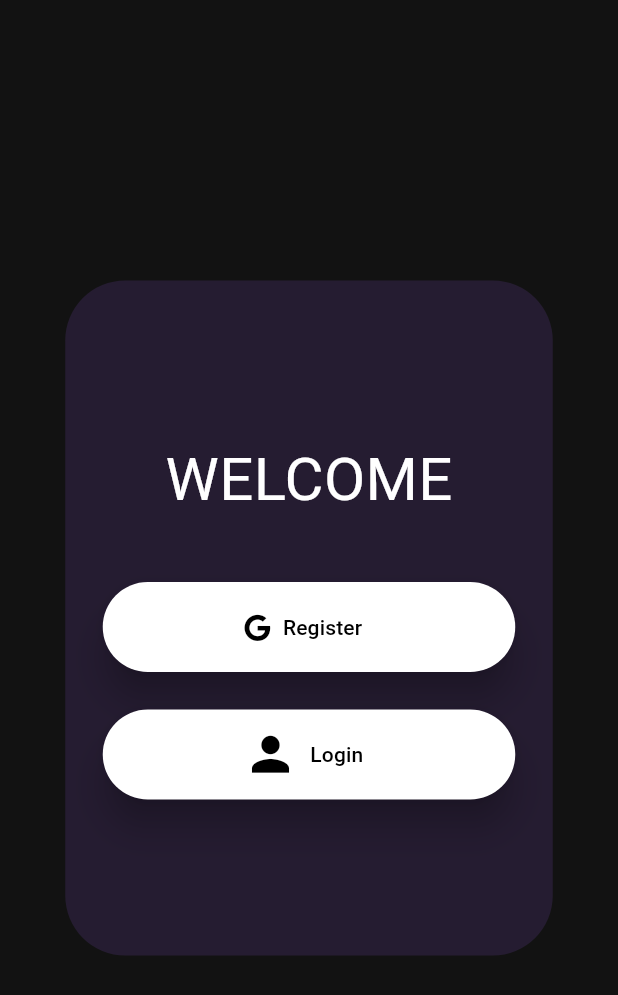
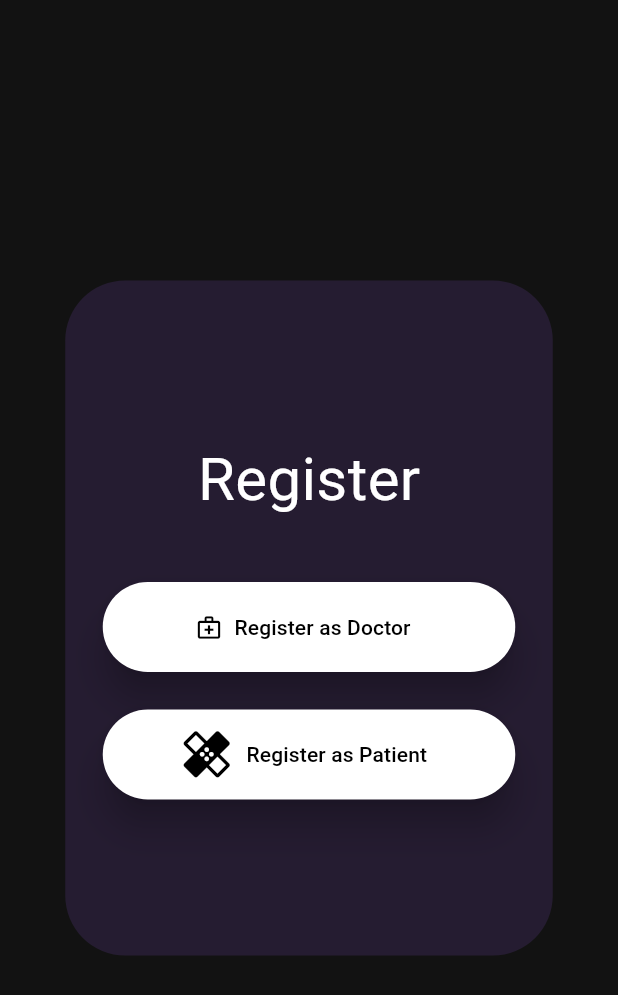
Before and after one commit to vishhalnarkar/AbleEase-Vishhal-09, a Flutter app: the screen it shows after launch, on a phone screen of 412 x 824 dp. Shown: the top 995 px of the screen. Run offline on Flutter 3.47's test engine with Material 3 defaults, Android fonts, the light colour scheme and no system bars; our stand-ins replace audioplayers, cloud_firestore, community_material_icon, curved_labeled_navigation_bar, firebase_auth, firebase_core and 6 more; missing offline and left inert: dart:ffi; accounts and stored records are empty.

Commit message:
Started dcotor panel

```diff
--- a/lib/main.dart
+++ b/lib/main.dart
@@ -1,5 +1,7 @@
+import 'package:ableeasefinale/pages/RegisterPatientDoctor.dart';
 import 'package:ableeasefinale/pages/UI/loginPage.dart';
 import 'package:ableeasefinale/pages/UI/signIn.dart';
+import 'package:ableeasefinale/pages/doctorPages/doctorSignIn.dart';
 import 'package:ableeasefinale/providers/user_provider.dart';
 import 'package:firebase_auth/firebase_auth.dart';
 import 'package:firebase_core/firebase_core.dart';
@@ -39,7 +41,9 @@ class MyApp extends StatelessWidget {
           builder: (context, snapshot) {
             if (snapshot.connectionState == ConnectionState.active) {
               if (snapshot.hasData) {
-                return const ParentPage();
+                // return const ParentPage();
+                return const RegPatientdoctor();
+                // return const DoctorSignIn();
               } else if (snapshot.hasError) {
                 return Center(
                   child: Text('${snapshot.error}'),
@@ -50,7 +54,9 @@ class MyApp extends StatelessWidget {
               return const Center(child: CircularProgressIndicator());
             }
 
-            return const LoginPage();
+            // return const LoginPage();
+            return const RegPatientdoctor();
+            // return const DoctorSignIn();
           },
         ),
         // home: MedTest(),
--- /dev/null
+++ b/lib/pages/RegisterPatientDoctor.dart
@@ -0,0 +1,89 @@
+import 'package:ableeasefinale/pages/UI/detailsPage.dart';
+import 'package:ableeasefinale/pages/UI/loginScreen.dart';
+import 'package:flutter/material.dart';
+import 'package:font_awesome_flutter/font_awesome_flutter.dart';
+
+class RegPatientdoctor extends StatelessWidget {
+  const RegPatientdoctor({super.key});
+
+  @override
+  Widget build(BuildContext context) {
+    return Scaffold(
+      body: Center(
+        child: Container(
+          width: 325,
+          height: 450,
+          decoration: BoxDecoration(
+            color: Theme.of(context).colorScheme.primary,
+            borderRadius: BorderRadius.circular(40),
+          ),
+          child: Column(
+            mainAxisAlignment: MainAxisAlignment.center,
+            children: [
+              const Text(
+                "Register",
+                style: TextStyle(
+                  fontSize: 40,
+                  fontWeight: FontWeight.w400,
+                ),
+              ),
+              const SizedBox(
+                height: 40,
+              ),
+              // Here
+              ConstrainedBox(
+                constraints:
+                    const BoxConstraints.tightFor(width: 275, height: 60),
+                child: ElevatedButton.icon(
+                  onPressed: () {
+                    // ignore: avoid_print
+                    Navigator.of(context).push(MaterialPageRoute(
+                        builder: (context) => const DetailsPage()));
+                  },
+                  icon: const Icon(
+                    Icons.medical_services_outlined,
+                    color: Colors.black,
+                    // size: 50,
+                  ),
+                  label: const Text(
+                    "Register as Doctor",
+                    style: TextStyle(color: Colors.black),
+                  ),
+                  style: const ButtonStyle(
+                      backgroundColor: MaterialStatePropertyAll(Colors.white),
+                      elevation: MaterialStatePropertyAll(10)),
+                ),
+              ),
+              const SizedBox(
+                height: 25,
+              ),
+              ConstrainedBox(
+                constraints:
+                    const BoxConstraints.tightFor(width: 275, height: 60),
+                child: ElevatedButton.icon(
+                  onPressed: () {
+                    // ignore: avoid_print
+                    Navigator.of(context).push(MaterialPageRoute(
+                        builder: (context) => const LoginScreen()));
+                  },
+                  icon: const Icon(
+                    Icons.healing_outlined,
+                    size: 37,
+                    color: Colors.black,
+                  ),
+                  label: const Text(
+                    "Register as Patient",
+                    style: TextStyle(color: Colors.black),
+                  ),
+                  style: const ButtonStyle(
+                      backgroundColor: MaterialStatePropertyAll(Colors.white),
+                      elevation: MaterialStatePropertyAll(10)),
+                ),
+              ),
+            ],
+          ),
+        ),
+      ),
+    );
+  }
+}
```
Also changed, not shown: lib/pages/doctorPages/doctorSignIn.dart (added, +157 -0 lines), lib/pages/lowVision_page2.dart (+5 -2 lines), 4 other files.
